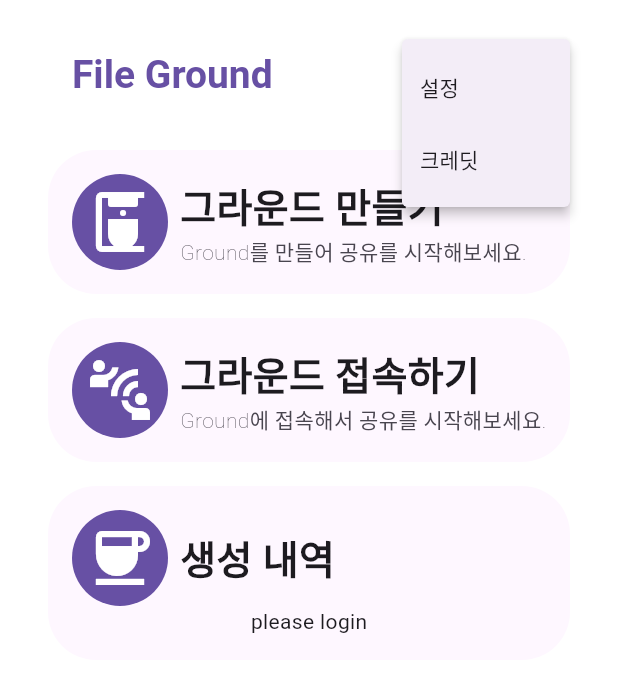
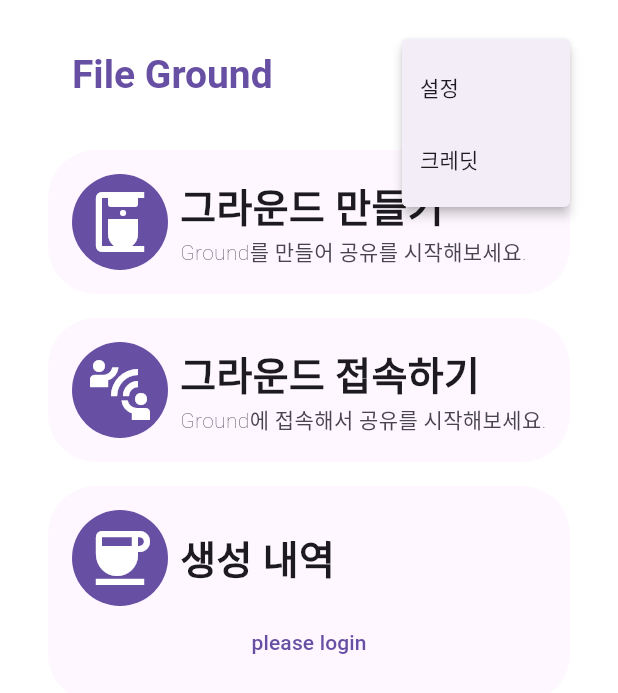
Before and after one commit to FileGround-CloudComputing/FileGround-Front, a Flutter app: the screen it shows after launch, after a tap on the "more vert" icon, on a phone screen of 412 x 824 dp. Shown: the top 693 px of the screen. Run offline on Flutter 3.47's test engine with Material 2 defaults, Android fonts, the phone set to English and light mode, and no system bars; our stand-ins replace dio, flutter_riverpod, flutter_secure_storage, fpdart, freezed_annotation, go_router and 1 more; generated files the repository leaves out were written again; network calls fail.

Commit message:
fix: 인증 과정에서 발생하던 오류 해결

```diff
--- a/lib/application/usecases/authUseCase.dart
+++ b/lib/application/usecases/authUseCase.dart
@@ -34,7 +34,7 @@ class AuthUseCase extends StateNotifier<Session?> {
     );
   }
 
-  Future<Result<bool>> renewAccessToken() async {
+  Future<Result<String>> renewAccessToken() async {
     if (state == null) {
       return const Result.error(Failure.unauthorized());
     }
@@ -46,7 +46,7 @@ class AuthUseCase extends StateNotifier<Session?> {
           accessTokenExpiresIn: accessTokenDto.accessTokenExpiresIn,
         );
         saveSession();
-        return const Result.success(true);
+        return Result.success(accessTokenDto.accessToken);
       },
       error: (e) {
         signOut();
--- a/lib/infrastructure/adapters/authRepositoryImpl.dart
+++ b/lib/infrastructure/adapters/authRepositoryImpl.dart
@@ -54,7 +54,7 @@ class AuthRepositoryImpl implements AuthRepository {
         '/auth/access',
         options: Options(
           headers: {
-            'a': session.refreshToken,
+            'Authorization': '${session.tokenType} ${session.refreshToken}',
           },
         ),
       );
--- a/lib/infrastructure/adapters/groundRepositoryImpl.dart
+++ b/lib/infrastructure/adapters/groundRepositoryImpl.dart
@@ -62,7 +62,7 @@ class GroundRepositoryImpl extends GroundRepository {
       return const Result.error(Failure.badRequest());
     }
     try {
-      return Result.success(result.data);
+      return Result.success(Grounds.fromJson(result.data));
     } catch (e) {
       return Result.error(Failure.unprocessableEntity(message: e.toString()));
     }
--- a/lib/presentation/main/components/groundsList.dart
+++ b/lib/presentation/main/components/groundsList.dart
@@ -56,7 +56,12 @@ class GroundsList extends ConsumerWidget {
         ref.watch(mainViewModelProvider.select((value) => value.grounds)).data;
 
     if (user == null) {
-      return const Text('please login');
+      return TextButton(
+        onPressed: () {
+          ref.read(mainViewModelProvider.notifier).pushSettingPage(context);
+        },
+        child: const Text('please login'),
+      );
     }
     return Column(
       children: [
--- a/lib/presentation/main/mainPage.dart
+++ b/lib/presentation/main/mainPage.dart
@@ -57,7 +57,7 @@ class MainPage extends ConsumerWidget {
             const SizedBox(
               height: 16,
             ),
-            RoundedSurfaceContainer(
+            RoundedSurfaceInk(
               width: double.infinity,
               child: Column(
                 children: const [
```
Also changed, not shown: lib/infrastructure/dio/dioProvider.dart (+13 -11 lines), lib/presentation/main/mainViewModel.dart (+6 -6 lines), lib/presentation/setting/settingViewModel.dart (+12 -1 lines).
